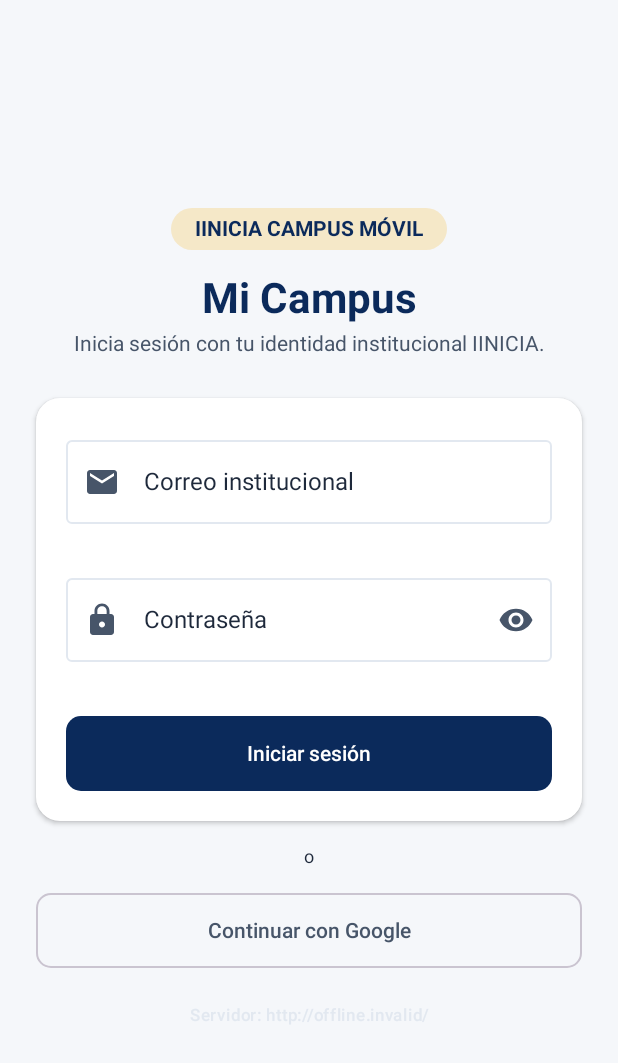
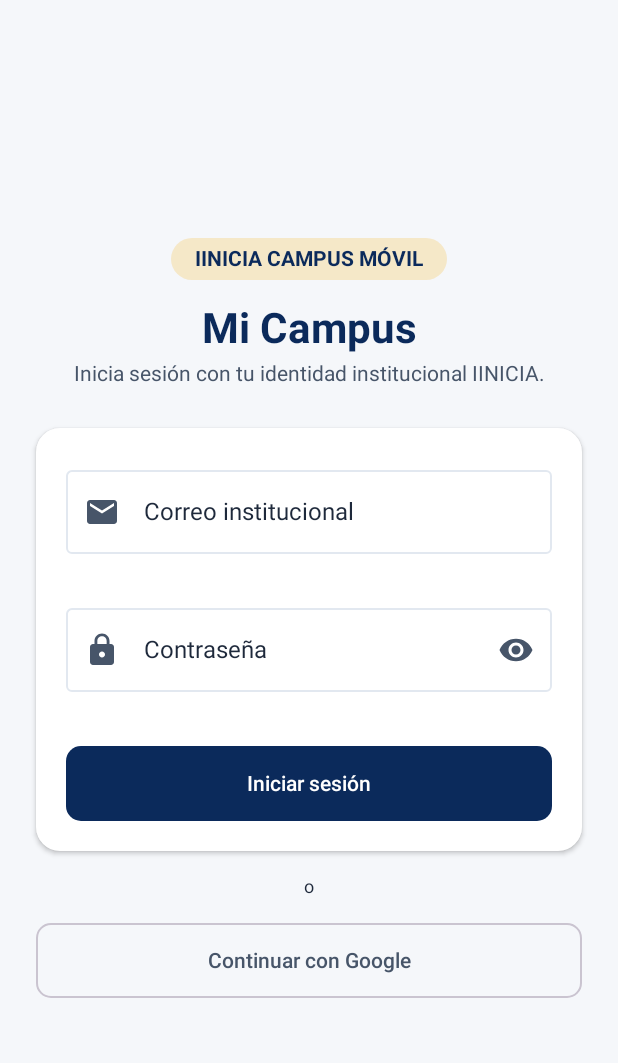
Before and after one commit to angelarcos2004-art/iinicia, an Android app built with Jetpack Compose: the screen it shows after launch (MainActivity), on a phone screen of 412 x 824 dp. Shown: the top 1063 px of the screen. Run offline under Robolectric (Android 15) with nearby library versions, the phone set to English and light mode, and no system bars; 3 statements that could not run were skipped.

Commit message:
Revert "feat(android): URL del servidor editable en runtime, sin recompilar el APK"
This reverts commit 60228f007f8b5bdc9c4103e7303d5d80b34e2156.

```diff
--- a/android/app/src/main/java/org/iinicia/android/MainActivity.kt
+++ b/android/app/src/main/java/org/iinicia/android/MainActivity.kt
@@ -17,7 +17,6 @@ import androidx.compose.ui.Modifier
 import androidx.core.content.ContextCompat
 import androidx.lifecycle.viewmodel.compose.viewModel
 import org.iinicia.android.data.local.EncryptedSessionTokenStorage
-import org.iinicia.android.data.remote.ServerConfig
 import org.iinicia.android.data.repository.IiniciaRepositoryImpl
 import org.iinicia.android.ui.navigation.IiniciaNavGraph
 import org.iinicia.android.ui.theme.IiniciaTheme
@@ -41,7 +40,6 @@ class MainActivity : ComponentActivity() {
                 val mainViewModel: MainViewModel = viewModel(
                     factory = MainViewModel.provideFactory(
                         repository = IiniciaRepositoryImpl(
-                            baseUrl = ServerConfig.getBaseUrl(applicationContext),
                             tokenStorage = EncryptedSessionTokenStorage(applicationContext)
                         )
                     )
--- a/android/app/src/main/java/org/iinicia/android/data/remote/ServerConfig.kt
+++ /dev/null
@@ -1,26 +0,0 @@
-package org.iinicia.android.data.remote
-
-import android.content.Context
-
-/**
- * URL del backend editable en runtime (pantalla de login), sin recompilar el APK: la IP de LAN
- * de la laptop que corre el backend cambia cada vez que se mueve de red (hotspot, wifi de la
- * escuela, etc. - ver infrastructure/dev-network.ps1). Simple SharedPreferences: no es secreto.
- */
-object ServerConfig {
-    private const val PREFS_NAME = "server_config"
-    private const val KEY_BASE_URL = "base_url"
-
-    fun getBaseUrl(context: Context): String {
-        val guardado = context.getSharedPreferences(PREFS_NAME, Context.MODE_PRIVATE)
-            .getString(KEY_BASE_URL, null)
-        return guardado?.takeIf { it.isNotBlank() } ?: ApiConfig.DEFAULT_BASE_URL
-    }
-
-    fun setBaseUrl(context: Context, url: String) {
-        context.getSharedPreferences(PREFS_NAME, Context.MODE_PRIVATE)
-            .edit()
-            .putString(KEY_BASE_URL, ApiConfig.normalizeBaseUrl(url))
-            .apply()
-    }
-}
--- a/android/app/src/main/java/org/iinicia/android/push/IiniciaFirebaseMessagingService.kt
+++ b/android/app/src/main/java/org/iinicia/android/push/IiniciaFirebaseMessagingService.kt
@@ -14,7 +14,6 @@ import kotlinx.coroutines.Dispatchers
 import kotlinx.coroutines.launch
 import org.iinicia.android.MainActivity
 import org.iinicia.android.data.local.EncryptedSessionTokenStorage
-import org.iinicia.android.data.remote.ServerConfig
 import org.iinicia.android.data.repository.IiniciaRepositoryImpl
 
 private const val CANAL_AVISOS_ID = "iinicia_avisos"
@@ -33,10 +32,7 @@ class IiniciaFirebaseMessagingService : FirebaseMessagingService() {
      */
     override fun onNewToken(token: String) {
         super.onNewToken(token)
-        val repository = IiniciaRepositoryImpl(
-            baseUrl = ServerConfig.getBaseUrl(applicationContext),
-            tokenStorage = EncryptedSessionTokenStorage(applicationContext)
-        )
+        val repository = IiniciaRepositoryImpl(tokenStorage = EncryptedSessionTokenStorage(applicationContext))
         if (repository.getCurrentSessionUser() == null) return
         // shortcut: fire-and-forget sin reintentos; si falla, se reintentará en el próximo
         // onNewToken o login. Suficiente para esta fase sin backend de cola de reintentos.
--- a/android/app/src/main/java/org/iinicia/android/ui/screens/LoginScreen.kt
+++ b/android/app/src/main/java/org/iinicia/android/ui/screens/LoginScreen.kt
@@ -1,7 +1,5 @@
 package org.iinicia.android.ui.screens
 
-import android.app.Activity
-import androidx.compose.foundation.clickable
 import androidx.compose.foundation.layout.Arrangement
 import androidx.compose.foundation.layout.Column
 import androidx.compose.foundation.layout.Spacer
@@ -19,7 +17,6 @@ import androidx.compose.material.icons.filled.Email
 import androidx.compose.material.icons.filled.Lock
 import androidx.compose.material.icons.filled.Visibility
 import androidx.compose.material.icons.filled.VisibilityOff
-import androidx.compose.material3.AlertDialog
 import androidx.compose.material3.Button
 import androidx.compose.material3.ButtonDefaults
 import androidx.compose.material3.Card
@@ -32,7 +29,6 @@ import androidx.compose.material3.OutlinedButton
 import androidx.compose.material3.OutlinedTextField
 import androidx.compose.material3.Surface
 import androidx.compose.material3.Text
-import androidx.compose.material3.TextButton
 import androidx.compose.runtime.Composable
 import androidx.compose.runtime.getValue
 import androidx.compose.runtime.mutableStateOf
@@ -57,7 +53,6 @@ import com.google.android.libraries.identity.googleid.GetGoogleIdOption
 import com.google.android.libraries.identity.googleid.GoogleIdTokenCredential
 import kotlinx.coroutines.launch
 import org.iinicia.android.data.remote.ApiConfig
-import org.iinicia.android.data.remote.ServerConfig
 import org.iinicia.android.ui.theme.IiniciaAccent
 import org.iinicia.android.ui.theme.IiniciaPrimary
 import org.iinicia.android.ui.theme.IiniciaTheme
@@ -81,8 +76,6 @@ fun LoginScreen(
     var password by rememberSaveable { mutableStateOf("") }
     var passwordVisible by rememberSaveable { mutableStateOf(false) }
     var googleError by rememberSaveable { mutableStateOf<String?>(null) }
-    var mostrarDialogoServidor by rememberSaveable { mutableStateOf(false) }
-    var servidorEditado by rememberSaveable { mutableStateOf(uiState.baseUrl) }
 
     val context = LocalContext.current
     val coroutineScope = rememberCoroutineScope()
@@ -308,48 +301,7 @@ fun LoginScreen(
                     style = MaterialTheme.typography.bodyMedium
                 )
             }
-
-            Spacer(modifier = Modifier.height(24.dp))
-
-            // Permite apuntar a otro servidor sin recompilar el APK: la IP de la laptop que
-            // corre el backend cambia con cada red (hotspot, wifi de la escuela, etc).
-            Text(
-                text = "Servidor: ${uiState.baseUrl}",
-                style = MaterialTheme.typography.labelSmall,
-                color = MaterialTheme.colorScheme.outline,
-                textAlign = TextAlign.Center,
-                modifier = Modifier.clickable {
-                    servidorEditado = uiState.baseUrl
-                    mostrarDialogoServidor = true
-                }
-            )
         }
-    }
-
-    if (mostrarDialogoServidor) {
-        AlertDialog(
-            onDismissRequest = { mostrarDialogoServidor = false },
-            title = { Text("Dirección del servidor") },
-            text = {
-                OutlinedTextField(
-                    value = servidorEditado,
-                    onValueChange = { servidorEditado = it },
-                    placeholder = { Text("http://192.168.1.10:3001/") },
-                    singleLine = true,
-                    modifier = Modifier.fillMaxWidth()
-                )
-            },
-            confirmButton = {
-                TextButton(onClick = {
-                    ServerConfig.setBaseUrl(context, servidorEditado)
-                    mostrarDialogoServidor = false
-                    (context as? Activity)?.recreate()
-                }) { Text("Guardar") }
-            },
-            dismissButton = {
-                TextButton(onClick = { mostrarDialogoServidor = false }) { Text("Cancelar") }
-            }
-        )
     }
 }
 
```
